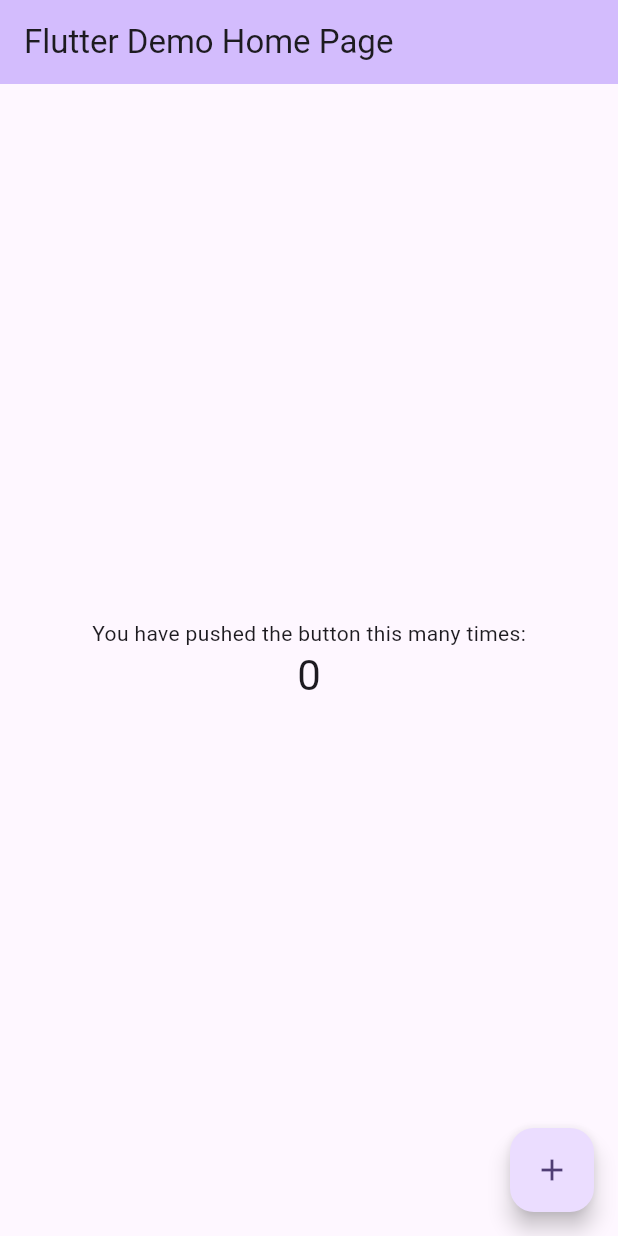
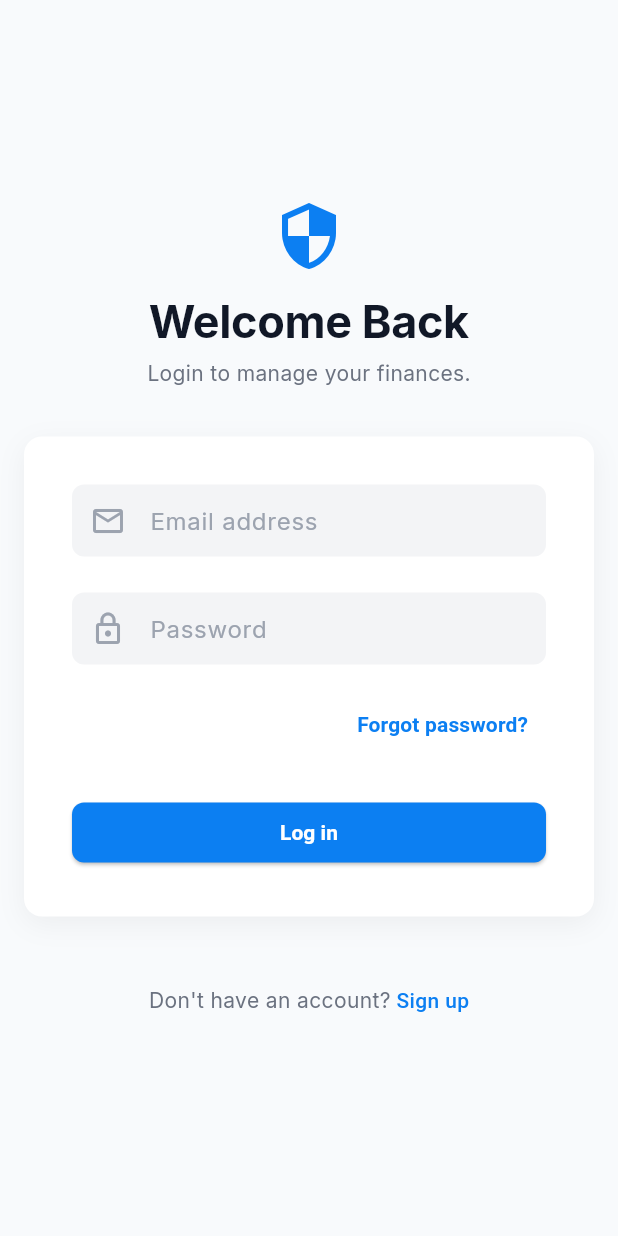
Before and after one commit to Lifimastar/financiero_app, a Flutter app: the screen it shows after launch, on a phone screen of 412 x 824 dp. Run offline on Flutter 3.47's test engine with Material 3 defaults, Android fonts, the phone set to English and light mode, and no system bars; our stand-ins replace firebase_auth, firebase_core, flutter_riverpod, google_fonts; accounts and stored records are empty.

Commit message:
feat(auth: Implement login and session management with AuthWrapper

```diff
--- /dev/null
+++ b/lib/core/theme/app_theme.dart
@@ -0,0 +1,64 @@
+import 'package:flutter/material.dart';
+import 'package:google_fonts/google_fonts.dart';
+
+class AppTheme {
+  // Paleta de colores
+  static const Color primaryColor = Color(0xFF0C7FF2);
+  static const Color backgroundColor = Color(0xFFF8FAFC);
+  static const Color cardBackgroundColor = Color(0xFFFFFFFF);
+  static const Color textPrimaryColor = Color(0xFF111827);
+  static const Color textSecondaryColor = Color(0xFF6B7280);
+  static const Color inputBackgroundColor = Color(0xFFF3F4F6);
+  static const Color inputPlaceholderColor = Color(0xFF9CA3AF);
+
+  // Tema principal de la app
+  static ThemeData get lightTheme {
+    return ThemeData(
+      primaryColor: primaryColor,
+      scaffoldBackgroundColor: backgroundColor,
+      colorScheme: const ColorScheme.light(
+        primary: primaryColor,
+        background: backgroundColor,
+        surface: cardBackgroundColor,
+      ),
+      textTheme: GoogleFonts.interTextTheme(
+        const TextTheme(
+          displayLarge: TextStyle(
+            color: textPrimaryColor,
+            fontWeight: FontWeight.bold,
+          ),
+          bodyLarge: TextStyle(color: textPrimaryColor),
+          bodyMedium: TextStyle(color: textSecondaryColor),
+        ),
+      ),
+      inputDecorationTheme: InputDecorationTheme(
+        filled: true,
+        fillColor: inputBackgroundColor,
+        hintStyle: const TextStyle(color: inputPlaceholderColor),
+        border: OutlineInputBorder(
+          borderRadius: BorderRadius.circular(8.0),
+          borderSide: BorderSide.none,
+        ),
+        focusedBorder: OutlineInputBorder(
+          borderRadius: BorderRadius.circular(8.0),
+          borderSide: BorderSide(color: primaryColor, width: 2.0),
+        ),
+        contentPadding: const EdgeInsets.symmetric(
+          vertical: 12.0,
+          horizontal: 16.0,
+        ),
+      ),
+      elevatedButtonTheme: ElevatedButtonThemeData(
+        style: ElevatedButton.styleFrom(
+          backgroundColor: primaryColor,
+          foregroundColor: Colors.white,
+          shape: RoundedRectangleBorder(
+            borderRadius: BorderRadius.circular(8.0),
+          ),
+          padding: const EdgeInsets.symmetric(vertical: 12.0),
+          textStyle: const TextStyle(fontSize: 14, fontWeight: FontWeight.w600),
+        ),
+      ),
+    );
+  }
+}
--- /dev/null
+++ b/lib/features/auth/data/datasources/auth_data_source.dart
@@ -0,0 +1,33 @@
+import 'package:firebase_auth/firebase_auth.dart';
+
+class AuthDataSource {
+  final FirebaseAuth _firebaseAuth = FirebaseAuth.instance;
+
+  Future<User?> signInWithEmailAndPassword(
+    String email,
+    String password,
+  ) async {
+    final userCredential = await _firebaseAuth.signInWithEmailAndPassword(
+      email: email,
+      password: password,
+    );
+    return userCredential.user;
+  }
+
+  Future<User?> createUserWithEmailAndPassword(
+    String email,
+    String password,
+  ) async {
+    final userCredential = await _firebaseAuth.createUserWithEmailAndPassword(
+      email: email,
+      password: password,
+    );
+    return userCredential.user;
+  }
+
+  Future<void> signOut() async {
+    await _firebaseAuth.signOut();
+  }
+
+  Stream<User?> get authStateChanges => _firebaseAuth.authStateChanges();
+}
--- /dev/null
+++ b/lib/features/auth/data/repositories/auth_repository.dart
@@ -0,0 +1,18 @@
+import 'package:firebase_auth/firebase_auth.dart';
+import '../../data/datasources/auth_data_source.dart';
+
+class AuthRepository {
+  final AuthDataSource _dataSource;
+
+  AuthRepository(this._dataSource);
+
+  Future<User?> signIn(String email, String password) =>
+      _dataSource.signInWithEmailAndPassword(email, password);
+
+  Future<User?> signUp(String email, String password) =>
+      _dataSource.createUserWithEmailAndPassword(email, password);
+
+  Future<void> signOut() => _dataSource.signOut();
+
+  Stream<User?> get authStateChanges => _dataSource.authStateChanges;
+}
--- /dev/null
+++ b/lib/features/auth/presentation/providers/auth_providers.dart
@@ -0,0 +1,17 @@
+import 'package:firebase_auth/firebase_auth.dart';
+import 'package:flutter_riverpod/flutter_riverpod.dart';
+import '../../data/datasources/auth_data_source.dart';
+import '../../data/repositories/auth_repository.dart';
+
+// Provider para el DataSource
+final authDataSourceProvider = Provider((ref) => AuthDataSource());
+
+// Provider para el Repositorio
+final authRepositoryProvider = Provider((ref) {
+  return AuthRepository(ref.watch(authDataSourceProvider));
+});
+
+// StreamProvider para escuchar el estado de la autenticacion en tiempo real
+final authStateProvider = StreamProvider<User?>((ref) {
+  return ref.watch(authRepositoryProvider).authStateChanges;
+});
--- /dev/null
+++ b/lib/features/auth/presentation/screens/auth_wrapper.dart
@@ -0,0 +1,30 @@
+import 'package:flutter/material.dart';
+import 'package:flutter_riverpod/flutter_riverpod.dart';
+import '../../presentation/providers/auth_providers.dart';
+import '../screens/login_screen.dart';
+import '../../../dashboard/presentation/screens/dashboard_screen.dart';
+
+class AuthWrapper extends ConsumerWidget {
+  const AuthWrapper({super.key});
+
+  @override
+  Widget build(BuildContext context, WidgetRef ref) {
+    final authState = ref.watch(authStateProvider);
+
+    return authState.when(
+      data: (user) {
+        // si 'user' no es nulo, el usuario esta autenticado
+        if (user != null) {
+          return const DashboardScreen();
+        }
+        // si 'user' es nulo, el usuario no esta autenticado
+        return const LoginScreen();
+      },
+      // Mientras se espera la autenticacion
+      loading: () =>
+          const Scaffold(body: Center(child: CircularProgressIndicator())),
+      error: (error, stackTrace) =>
+          Scaffold(body: Center(child: Text('Ocurrio un error: $error'))),
+    );
+  }
+}
--- /dev/null
+++ b/lib/features/auth/presentation/screens/login_screen.dart
@@ -0,0 +1,206 @@
+import 'package:flutter/material.dart';
+import 'package:flutter_riverpod/flutter_riverpod.dart';
+import '../../../../core/theme/app_theme.dart';
+import '../../presentation/providers/auth_providers.dart';
+
+// StateProvider para manejo de estado de carga
+final loginLoadingProvider = StateProvider<bool>((ref) => false);
+
+class LoginScreen extends ConsumerStatefulWidget {
+  const LoginScreen({super.key});
+
+  @override
+  ConsumerState<LoginScreen> createState() => _LoginScreenState();
+}
+
+class _LoginScreenState extends ConsumerState<LoginScreen> {
+  final _emailController = TextEditingController();
+  final _passwordController = TextEditingController();
+
+  @override
+  void dispose() {
+    _emailController.dispose();
+    _passwordController.dispose();
+    super.dispose();
+  }
+
+  Future<void> _login() async {
+    if (_emailController.text.isEmpty || _passwordController.text.isEmpty) {
+      ScaffoldMessenger.of(context).showSnackBar(
+        const SnackBar(
+          content: Text('Por favor, rellena todos los campos.'),
+          backgroundColor: Colors.orange,
+        ),
+      );
+      return;
+    }
+
+    // 1. Estado de carga en true
+    ref.read(loginLoadingProvider.notifier).state = true;
+
+    try {
+      // 2. Llamar al repositorio para iniciar sesion
+      await ref
+          .read(authRepositoryProvider)
+          .signIn(
+            _emailController.text.trim(),
+            _passwordController.text.trim(),
+          );
+      // Si el login es exitoso, el AuthWrapper nos redirige a la pantalla principal
+    } catch (e) {
+      // 3. Si hay error, mostrar un mensaje de error
+      if (mounted) {
+        ScaffoldMessenger.of(context).showSnackBar(
+          SnackBar(
+            content: Text('Error de inicio de sesion: ${e.toString()}'),
+            backgroundColor: Colors.red,
+          ),
+        );
+      }
+    } finally {
+      // 4. Poner el estado de carga en false
+      if (mounted) {
+        ref.read(loginLoadingProvider.notifier).state = false;
+      }
+    }
+  }
+
+  @override
+  Widget build(BuildContext context) {
+    final texTheme = Theme.of(context).textTheme;
+    final isLoading = ref.watch(loginLoadingProvider);
+
+    return Scaffold(
+      body: Center(
+        child: SingleChildScrollView(
+          padding: const EdgeInsets.all(16.0),
+          child: ConstrainedBox(
+            constraints: const BoxConstraints(maxWidth: 400),
+            child: Column(
+              mainAxisAlignment: MainAxisAlignment.center,
+              children: [
+                // LOGO Y TITULO
+                const Icon(
+                  Icons.security,
+                  color: AppTheme.primaryColor,
+                  size: 48,
+                ),
+                const SizedBox(height: 16),
+                Text(
+                  'Welcome Back',
+                  style: texTheme.displayLarge?.copyWith(fontSize: 30),
+                ),
+                const SizedBox(height: 8),
+                Text(
+                  'Login to manage your finances.',
+                  style: texTheme.bodyMedium,
+                ),
+                const SizedBox(height: 32),
+
+                // TARJETA DEL FORMULARIO
+                Container(
+                  padding: const EdgeInsets.all(32.0),
+                  decoration: BoxDecoration(
+                    color: AppTheme.cardBackgroundColor,
+                    borderRadius: BorderRadius.circular(12.0),
+                    boxShadow: [
+                      BoxShadow(
+                        color: Colors.black.withOpacity(0.05),
+                        blurRadius: 15,
+                        offset: const Offset(0, 5),
+                      ),
+                    ],
+                  ),
+                  child: Column(
+                    crossAxisAlignment: CrossAxisAlignment.stretch,
+                    children: [
+                      // EMAIL
+                      TextField(
+                        controller: _emailController,
+                        decoration: const InputDecoration(
+                          hintText: 'Email address',
+                          prefixIcon: Icon(
+                            Icons.mail_outline,
+                            color: AppTheme.inputPlaceholderColor,
+                          ),
+                        ),
+                        keyboardType: TextInputType.emailAddress,
+                      ),
+                      const SizedBox(height: 24),
+
+                      // CONTRASENA
+                      TextField(
+                        controller: _passwordController,
+                        obscureText: true,
+                        decoration: InputDecoration(
+                          hintText: 'Password',
+                          prefixIcon: Icon(
+                            Icons.lock_outline,
+                            color: AppTheme.inputPlaceholderColor,
+                          ),
+                        ),
+                      ),
+                      const SizedBox(height: 16),
+
+                      // TEXTO FORGOT PASSWORD
+                      Align(
+                        alignment: Alignment.centerRight,
+                        child: TextButton(
+                          onPressed: () {},
+                          child: const Text(
+                            'Forgot password?',
+                            style: TextStyle(
+                              color: AppTheme.primaryColor,
+                              fontWeight: FontWeight.bold,
+                            ),
+                          ),
+                        ),
+                      ),
+                      const SizedBox(height: 24),
+
+                      // BOTON DE LOGIN
+                      ElevatedButton(
+                        onPressed: isLoading ? null : _login,
+                        child: isLoading
+                            ? const SizedBox(
+                                height: 20,
+                                width: 20,
+                                child: CircularProgressIndicator(
+                                  color: Colors.white,
+                                  strokeWidth: 2,
+                                ),
+                              )
+                            : const Text('Log in'),
+                      ),
+                    ],
+                  ),
+                ),
+                const SizedBox(height: 32),
+
+                // TEXTO PARA REGISTRARSE
+                TextButton(
+                  onPressed: () {},
+                  child: Text.rich(
+                    TextSpan(
+                      text: "Don't have an account?",
+                      style: texTheme.bodyMedium,
+                      children: const [
+                        TextSpan(
+                          text: ' Sign up',
+                          style: TextStyle(
+                            color: AppTheme.primaryColor,
+                            fontWeight: FontWeight.w500,
+                          ),
+                        ),
+                      ],
+                    ),
+                  ),
+                ),
+              ],
+            ),
+          ),
+        ),
+      ),
+    );
+  }
+}
--- /dev/null
+++ b/lib/features/dashboard/presentation/screens/dashboard_screen.dart
@@ -0,0 +1,28 @@
+import 'package:flutter/material.dart';
+import 'package:flutter_riverpod/flutter_riverpod.dart';
+import '../../../auth/presentation/providers/auth_providers.dart';
+
+class DashboardScreen extends ConsumerWidget {
+  const DashboardScreen({super.key});
+
+  @override
+  Widget build(BuildContext context, WidgetRef ref) {
+    return Scaffold(
+      appBar: AppBar(
+        title: const Text('Dashboard'),
+        actions: [
+          // Boton de logout
+          IconButton(
+            icon: const Icon(Icons.logout),
+            onPressed: () {
+              ref.read(authRepositoryProvider).signOut();
+            },
+          ),
+        ],
+      ),
+      body: const Center(
+        child: Text('Bienvenido Estas en la pantalla principal.'),
+      ),
+    );
+  }
+}
--- a/lib/main.dart
+++ b/lib/main.dart
@@ -1,122 +1,27 @@
+import 'package:financiero_app/features/auth/presentation/screens/auth_wrapper.dart';
 import 'package:flutter/material.dart';
+import 'package:flutter_riverpod/flutter_riverpod.dart';
+import 'core/theme/app_theme.dart';
+import 'features/auth/presentation/screens/login_screen.dart';
+import 'package:firebase_core/firebase_core.dart';
+import 'package:financiero_app/firebase_options.dart';
 
-void main() {
-  runApp(const MyApp());
+Future<void> main() async {
+  WidgetsFlutterBinding.ensureInitialized();
+  await Firebase.initializeApp(options: DefaultFirebaseOptions.currentPlatform);
+  runApp(const ProviderScope(child: MyApp()));
 }
 
 class MyApp extends StatelessWidget {
   const MyApp({super.key});
 
-  // This widget is the root of your application.
   @override
   Widget build(BuildContext context) {
     return MaterialApp(
-      title: 'Flutter Demo',
-      theme: ThemeData(
-        // This is the theme of your application.
-        //
-        // TRY THIS: Try running your application with "flutter run". You'll see
-        // the application has a purple toolbar. Then, without quitting the app,
-        // try changing the seedColor in the colorScheme below to Colors.green
-        // and then invoke "hot reload" (save your changes or press the "hot
-        // reload" button in a Flutter-supported IDE, or press "r" if you used
-        // the command line to start the app).
-        //
-        // Notice that the counter didn't reset back to zero; the application
-        // state is not lost during the reload. To reset the state, use hot
-        // restart instead.
-        //
-        // This works for code too, not just values: Most code changes can be
-        // tested with just a hot reload.
-        colorScheme: ColorScheme.fromSeed(seedColor: Colors.deepPurple),
-      ),
-      home: const MyHomePage(title: 'Flutter Demo Home Page'),
+      title: 'Financiero App',
+      debugShowCheckedModeBanner: false,
+      theme: AppTheme.lightTheme,
+      home: const AuthWrapper(),
     );
   }
 }
-
-class MyHomePage extends StatefulWidget {
-  const MyHomePage({super.key, required this.title});
-
-  // This widget is the home page of your application. It is stateful, meaning
-  // that it has a State object (defined below) that contains fields that affect
-  // how it looks.
-
-  // This class is the configuration for the state. It holds the values (in this
-  // case the title) provided by the parent (in this case the App widget) and
-  // used by the build method of the State. Fields in a Widget subclass are
-  // always marked "final".
-
-  final String title;
-
-  @override
-  State<MyHomePage> createState() => _MyHomePageState();
-}
-
-class _MyHomePageState extends State<MyHomePage> {
-  int _counter = 0;
-
-  void _incrementCounter() {
-    setState(() {
-      // This call to setState tells the Flutter framework that something has
-      // changed in this State, which causes it to rerun the build method below
-      // so that the display can reflect the updated values. If we changed
-      // _counter without calling setState(), then the build method would not be
-      // called again, and so nothing would appear to happen.
-      _counter++;
-    });
-  }
-
-  @override
-  Widget build(BuildContext context) {
-    // This method is rerun every time setState is called, for instance as done
-    // by the _incrementCounter method above.
-    //
-    // The Flutter framework has been optimized to make rerunning build methods
-    // fast, so that you can just rebuild anything that needs updating rather
-    // than having to individually change instances of widgets.
-    return Scaffold(
-      appBar: AppBar(
-        // TRY THIS: Try changing the color here to a specific color (to
-        // Colors.amber, perhaps?) and trigger a hot reload to see the AppBar
-        // change color while the other colors stay the same.
-        backgroundColor: Theme.of(context).colorScheme.inversePrimary,
-        // Here we take the value from the MyHomePage object that was created by
-        // the App.build method, and use it to set our appbar title.
-        title: Text(widget.title),
-      ),
-      body: Center(
-        // Center is a layout widget. It takes a single child and positions it
-        // in the middle of the parent.
-        child: Column(
-          // Column is also a layout widget. It takes a list of children and
-          // arranges them vertically. By default, it sizes itself to fit its
-          // children horizontally, and tries to be as tall as its parent.
-          //
-          // Column has various properties to control how it sizes itself and
-          // how it positions its children. Here we use mainAxisAlignment to
-          // center the children vertically; the main axis here is the vertical
-          // axis because Columns are vertical (the cross axis would be
-          // horizontal).
-          //
-          // TRY THIS: Invoke "debug painting" (choose the "Toggle Debug Paint"
-          // action in the IDE, or press "p" in the console), to see the
-          // wireframe for each widget.
-          mainAxisAlignment: MainAxisAlignment.center,
-          children: <Widget>[
-            const Text('You have pushed the button this many times:'),
-            Text(
-              '$_counter',
-              style: Theme.of(context).textTheme.headlineMedium,
-            ),
-          ],
-        ),
-      ),
-      floatingActionButton: FloatingActionButton(
-        onPressed: _incrementCounter,
-        tooltip: 'Increment',
-        child: const Icon(Icons.add),
-      ), // This trailing comma makes auto-formatting nicer for build methods.
-    );
-  }
-}
```
Also changed, not shown: pubspec.yaml (+19 -8 lines), firebase.json (added), lib/firebase_options.dart (added), pubspec.lock, 4 other files.
